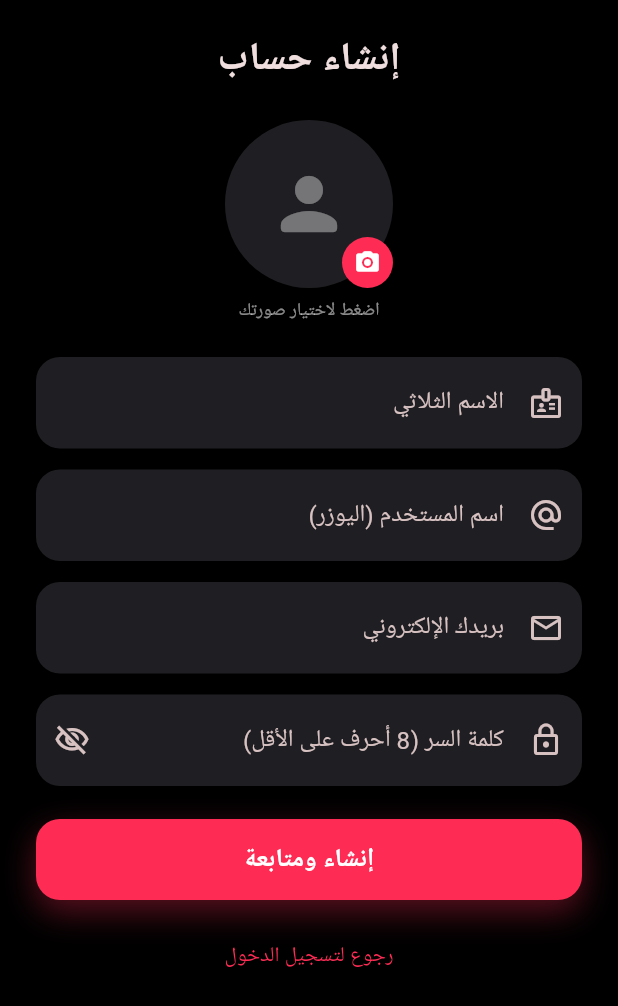
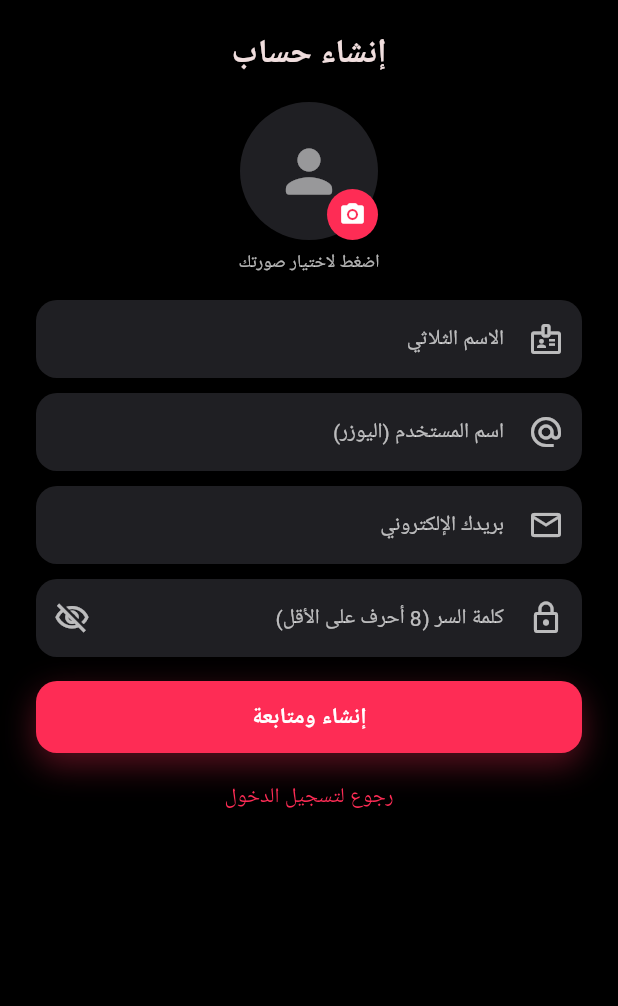
Before and after one commit to karrarkoqw4v-ux/-, a Flutter app: the screen it shows after launch, after a tap on "دخول ومتابعة", after a tap on "إنشاء حساب", on a phone screen of 412 x 824 dp. Shown: the top 1006 px of the screen. Run offline on Flutter 3.47's test engine with Material 3 defaults, Android fonts, the phone set to English and light mode, and no system bars; our stand-ins replace image_cropper, image_picker, shared_preferences, video_player; network calls fail.

Commit message:
Tidy auth layout: smaller buttons/text, clearer labels, tighter spacing
Co-Authored-By: Claude Sonnet 5.5 <noreply@anthropic.com>
Claude-Session: https://claude.ai/code/session_01N6c9u912eeEXPPBNT32Pm8

```diff
--- a/app/lib/forgot_screen.dart
+++ b/app/lib/forgot_screen.dart
@@ -29,17 +29,17 @@ class _ForgotScreenState extends State<ForgotScreen> {
         body: Padding(
           padding: const EdgeInsets.all(24),
           child: Column(crossAxisAlignment: CrossAxisAlignment.start, children: [
-            const Text('نسيت كلمة السر؟', style: TextStyle(fontSize: 26, fontWeight: FontWeight.w800)),
+            const Text('نسيت كلمة السر؟', style: TextStyle(fontSize: 22, fontWeight: FontWeight.w800)),
             const SizedBox(height: 8),
-            const Text('اكتب بريدك وراح نرسل لك رابط إعادة التعيين', style: TextStyle(color: Colors.white60)),
-            const SizedBox(height: 28),
+            const Text('اكتب بريدك وراح نرسل لك رابط إعادة التعيين', style: TextStyle(fontSize: 13, color: Colors.white70)),
+            const SizedBox(height: 22),
             TextField(
               controller: _email,
               keyboardType: TextInputType.emailAddress,
               textDirection: TextDirection.ltr,
               decoration: const InputDecoration(hintText: 'البريد الإلكتروني', prefixIcon: Icon(Icons.mail_outline)),
             ),
-            const SizedBox(height: 18),
+            const SizedBox(height: 14),
             if (_sent) const Padding(padding: EdgeInsets.only(bottom: 14), child: Text('تم الإرسال إذا كان البريد مسجّلاً ✓', style: TextStyle(color: Colors.greenAccent))),
             GradientButton(text: 'إرسال الرابط', loading: _loading, onPressed: _send),
             const SizedBox(height: 10),
--- a/app/lib/login_screen.dart
+++ b/app/lib/login_screen.dart
@@ -44,7 +44,7 @@ class _LoginScreenState extends State<LoginScreen> {
                 key: _form,
                 child: Column(children: [
                   const AuthLogo(),
-                  const SizedBox(height: 36),
+                  const SizedBox(height: 28),
                   TextFormField(
                     controller: _email,
                     keyboardType: TextInputType.emailAddress,
@@ -52,7 +52,7 @@ class _LoginScreenState extends State<LoginScreen> {
                     decoration: const InputDecoration(hintText: 'البريد الإلكتروني', prefixIcon: Icon(Icons.mail_outline)),
                     validator: (v) => RegExp(r'^[^@\s]+@[^@\s]+\.[^@\s]+$').hasMatch(v?.trim() ?? '') ? null : 'اكتب بريد إلكتروني صحيح',
                   ),
-                  const SizedBox(height: 14),
+                  const SizedBox(height: 10),
                   TextFormField(
                     controller: _pass,
                     obscureText: _hide,
@@ -68,17 +68,17 @@ class _LoginScreenState extends State<LoginScreen> {
                     alignment: AlignmentDirectional.centerStart,
                     child: TextButton(
                       onPressed: () => Navigator.push(context, MaterialPageRoute(builder: (_) => const ForgotScreen())),
-                      child: const Text('نسيت كلمة السر؟'),
+                      child: const Text('نسيت كلمة السر؟', style: TextStyle(fontSize: 13, color: Colors.white70)),
                     ),
                   ),
                   if (_error != null) Padding(padding: const EdgeInsets.only(bottom: 10), child: Text(_error!, style: const TextStyle(color: Color(0xFFFFB84D)))),
                   GradientButton(text: 'دخول ومتابعة', loading: _loading, onPressed: _submit),
-                  const SizedBox(height: 22),
+                  const SizedBox(height: 14),
                   Row(mainAxisAlignment: MainAxisAlignment.center, children: [
-                    const Text('ما عندك حساب؟'),
+                    const Text('ما عندك حساب؟', style: TextStyle(fontSize: 13, color: Colors.white70)),
                     TextButton(
                       onPressed: () => Navigator.push(context, MaterialPageRoute(builder: (_) => const RegisterScreen())),
-                      child: const Text('إنشاء حساب', style: TextStyle(fontWeight: FontWeight.bold, color: brand)),
+                      child: const Text('إنشاء حساب', style: TextStyle(fontSize: 14, fontWeight: FontWeight.bold, color: brand)),
                     ),
                   ]),
                 ]),
--- a/app/lib/register_screen.dart
+++ b/app/lib/register_screen.dart
@@ -95,25 +95,25 @@ class _RegisterScreenState extends State<RegisterScreen> {
             child: Form(
               key: _form,
               child: Column(children: [
-                const Text('إنشاء حساب', style: TextStyle(fontSize: 26, fontWeight: FontWeight.w800)),
-                const SizedBox(height: 22),
+                const Text('إنشاء حساب', style: TextStyle(fontSize: 22, fontWeight: FontWeight.w800)),
+                const SizedBox(height: 16),
                 GestureDetector(
                   onTap: _pickAvatar,
                   child: Stack(children: [
-                    CircleAvatar(radius: 56, backgroundColor: fieldFill, backgroundImage: _avatar != null ? FileImage(_avatar!) : null,
-                        child: _avatar == null ? const Icon(Icons.person_rounded, size: 56, color: Colors.white38) : null),
+                    CircleAvatar(radius: 46, backgroundColor: fieldFill, backgroundImage: _avatar != null ? FileImage(_avatar!) : null,
+                        child: _avatar == null ? const Icon(Icons.person_rounded, size: 46, color: Colors.white54) : null),
                     Positioned(bottom: 0, right: 0, child: Container(padding: const EdgeInsets.all(8), decoration: const BoxDecoration(color: brand, shape: BoxShape.circle), child: const Icon(Icons.camera_alt_rounded, size: 18, color: Colors.white))),
                   ]),
                 ),
                 const SizedBox(height: 6),
-                const Text('اضغط لاختيار صورتك', style: TextStyle(color: Colors.white54, fontSize: 12)),
-                const SizedBox(height: 22),
+                const Text('اضغط لاختيار صورتك', style: TextStyle(color: Colors.white70, fontSize: 12)),
+                const SizedBox(height: 16),
                 TextFormField(
                   controller: _name,
                   decoration: const InputDecoration(hintText: 'الاسم الثلاثي', prefixIcon: Icon(Icons.badge_outlined)),
                   validator: (v) => (v ?? '').trim().split(RegExp(r'\s+')).where((w) => w.isNotEmpty).length >= 3 ? null : 'الاسم لازم يكون ثلاثي أو أكثر',
                 ),
-                const SizedBox(height: 14),
+                const SizedBox(height: 10),
                 TextFormField(
                   controller: _user,
                   textDirection: TextDirection.ltr,
@@ -130,7 +130,7 @@ class _RegisterScreenState extends State<RegisterScreen> {
                   ),
                   validator: (v) => (v ?? '').trim().isEmpty ? 'اكتب اسم المستخدم' : null,
                 ),
-                const SizedBox(height: 14),
+                const SizedBox(height: 10),
                 TextFormField(
                   controller: _email,
                   keyboardType: TextInputType.emailAddress,
@@ -138,7 +138,7 @@ class _RegisterScreenState extends State<RegisterScreen> {
                   decoration: const InputDecoration(hintText: 'بريدك الإلكتروني', prefixIcon: Icon(Icons.mail_outline)),
                   validator: (v) => _emailRe.hasMatch(v?.trim() ?? '') ? null : 'اكتب بريد إلكتروني صحيح',
                 ),
-                const SizedBox(height: 14),
+                const SizedBox(height: 10),
                 TextFormField(
                   controller: _pass,
                   obscureText: _hide,
@@ -150,11 +150,11 @@ class _RegisterScreenState extends State<RegisterScreen> {
                   ),
                   validator: (v) => (v ?? '').length >= 8 ? null : 'كلمة السر 8 أحرف على الأقل',
                 ),
-                const SizedBox(height: 22),
+                const SizedBox(height: 16),
                 if (_serverError != null) Padding(padding: const EdgeInsets.only(bottom: 10), child: Text(_serverError!, style: const TextStyle(color: Color(0xFFFFB84D)))),
                 GradientButton(text: 'إنشاء ومتابعة', loading: _loading, onPressed: _submit),
-                const SizedBox(height: 14),
-                TextButton(onPressed: () => Navigator.pop(context), child: const Text('رجوع لتسجيل الدخول', style: TextStyle(color: brand))),
+                const SizedBox(height: 6),
+                TextButton(onPressed: () => Navigator.pop(context), child: const Text('رجوع لتسجيل الدخول', style: TextStyle(fontSize: 14, color: brand))),
               ]),
             ),
           ),
--- a/app/lib/theme.dart
+++ b/app/lib/theme.dart
@@ -15,12 +15,15 @@ ThemeData buildTheme() => ThemeData(
       inputDecorationTheme: InputDecorationTheme(
         filled: true,
         fillColor: fieldFill,
-        contentPadding: const EdgeInsets.symmetric(horizontal: 16, vertical: 18),
-        border: OutlineInputBorder(borderRadius: BorderRadius.circular(16), borderSide: BorderSide.none),
-        enabledBorder: OutlineInputBorder(borderRadius: BorderRadius.circular(16), borderSide: BorderSide.none),
-        focusedBorder: OutlineInputBorder(borderRadius: BorderRadius.circular(16), borderSide: const BorderSide(color: brand, width: 1.6)),
-        errorBorder: OutlineInputBorder(borderRadius: BorderRadius.circular(16), borderSide: const BorderSide(color: Color(0xFFFFB84D))),
-        focusedErrorBorder: OutlineInputBorder(borderRadius: BorderRadius.circular(16), borderSide: const BorderSide(color: Color(0xFFFFB84D), width: 1.6)),
+        contentPadding: const EdgeInsets.symmetric(horizontal: 16, vertical: 14),
+        hintStyle: const TextStyle(color: Color(0xB3FFFFFF), fontSize: 14),
+        prefixIconColor: const Color(0xB3FFFFFF),
+        suffixIconColor: const Color(0xB3FFFFFF),
+        border: OutlineInputBorder(borderRadius: BorderRadius.circular(14), borderSide: BorderSide.none),
+        enabledBorder: OutlineInputBorder(borderRadius: BorderRadius.circular(14), borderSide: BorderSide.none),
+        focusedBorder: OutlineInputBorder(borderRadius: BorderRadius.circular(14), borderSide: const BorderSide(color: brand, width: 1.6)),
+        errorBorder: OutlineInputBorder(borderRadius: BorderRadius.circular(14), borderSide: const BorderSide(color: Color(0xFFFFB84D))),
+        focusedErrorBorder: OutlineInputBorder(borderRadius: BorderRadius.circular(14), borderSide: const BorderSide(color: Color(0xFFFFB84D), width: 1.6)),
       ),
     );
 
@@ -32,11 +35,11 @@ class GradientButton extends StatelessWidget {
   @override
   Widget build(BuildContext context) => SizedBox(
         width: double.infinity,
-        height: 54,
+        height: 48,
         child: DecoratedBox(
           decoration: BoxDecoration(
             gradient: const LinearGradient(colors: [brand, brand]),
-            borderRadius: BorderRadius.circular(16),
+            borderRadius: BorderRadius.circular(14),
             boxShadow: [BoxShadow(color: brand.withOpacity(.35), blurRadius: 18, offset: const Offset(0, 8))],
           ),
           child: ElevatedButton(
@@ -44,11 +47,11 @@ class GradientButton extends StatelessWidget {
             style: ElevatedButton.styleFrom(
               backgroundColor: Colors.transparent,
               shadowColor: Colors.transparent,
-              shape: RoundedRectangleBorder(borderRadius: BorderRadius.circular(16)),
+              shape: RoundedRectangleBorder(borderRadius: BorderRadius.circular(14)),
             ),
             child: loading
                 ? const SizedBox(width: 22, height: 22, child: CircularProgressIndicator(strokeWidth: 2.4, color: Colors.white))
-                : Text(text, style: const TextStyle(fontSize: 17, fontWeight: FontWeight.bold, color: Colors.white)),
+                : Text(text, style: const TextStyle(fontSize: 15, fontWeight: FontWeight.bold, color: Colors.white)),
           ),
         ),
       );
@@ -59,21 +62,21 @@ class AuthLogo extends StatelessWidget {
   @override
   Widget build(BuildContext context) => Column(children: [
         Container(
-          width: 76,
-          height: 76,
+          width: 64,
+          height: 64,
           decoration: BoxDecoration(
             color: Colors.black,
             border: Border.all(color: Colors.white12),
             borderRadius: BorderRadius.circular(24),
           ),
           child: Stack(alignment: Alignment.center, children: [
-            Transform(transform: Matrix4Translate.shift(-2.5, -2.5), child: const Icon(Icons.groups_rounded, size: 42, color: cyan)),
-            Transform(transform: Matrix4Translate.shift(2.5, 2.5), child: const Icon(Icons.groups_rounded, size: 42, color: brand)),
-            Icon(Icons.groups_rounded, size: 42, color: Colors.white),
+            Transform(transform: Matrix4Translate.shift(-2.5, -2.5), child: const Icon(Icons.groups_rounded, size: 34, color: cyan)),
+            Transform(transform: Matrix4Translate.shift(2.5, 2.5), child: const Icon(Icons.groups_rounded, size: 34, color: brand)),
+            Icon(Icons.groups_rounded, size: 34, color: Colors.white),
           ]),
         ),
-        const SizedBox(height: 14),
-        const Text('جماعتكم', style: TextStyle(fontSize: 30, fontWeight: FontWeight.w800)),
+        const SizedBox(height: 10),
+        const Text('جماعتكم', style: TextStyle(fontSize: 24, fontWeight: FontWeight.w800)),
       ]);
 }
 
```
Also changed, not shown: mockups/1-login.png, mockups/2-login-filled.png, mockups/3-register.png, mockups/4-pick-photo.png, mockups/6-register-username-available.png, mockups/7-register-errors.png, mockups/8-forgot-password.png, 1 other file.
